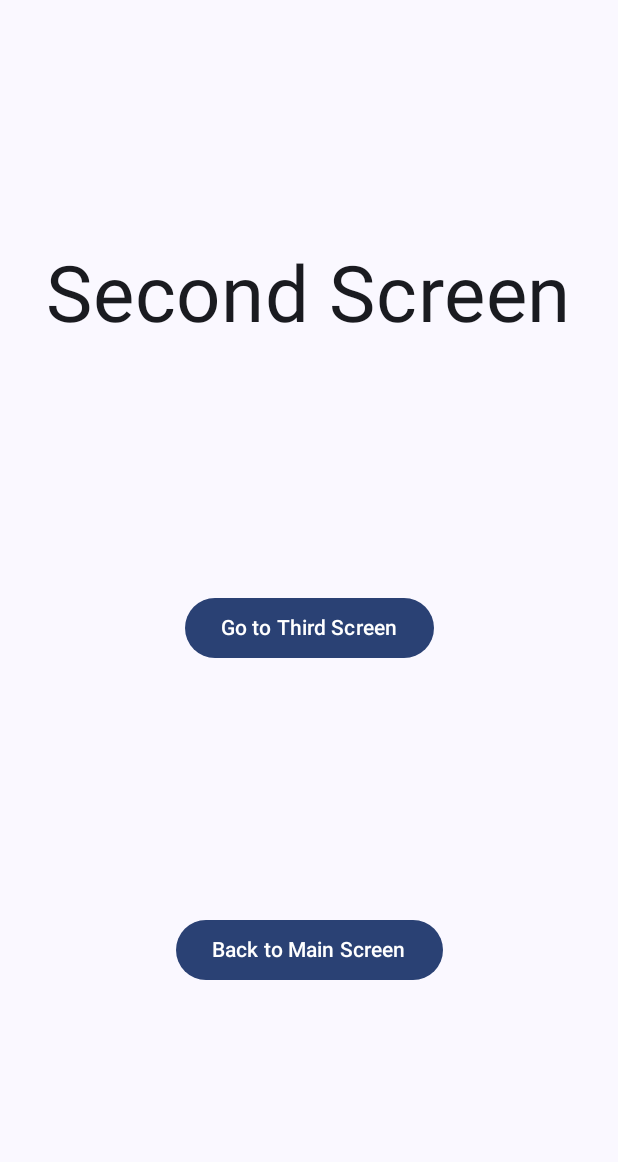
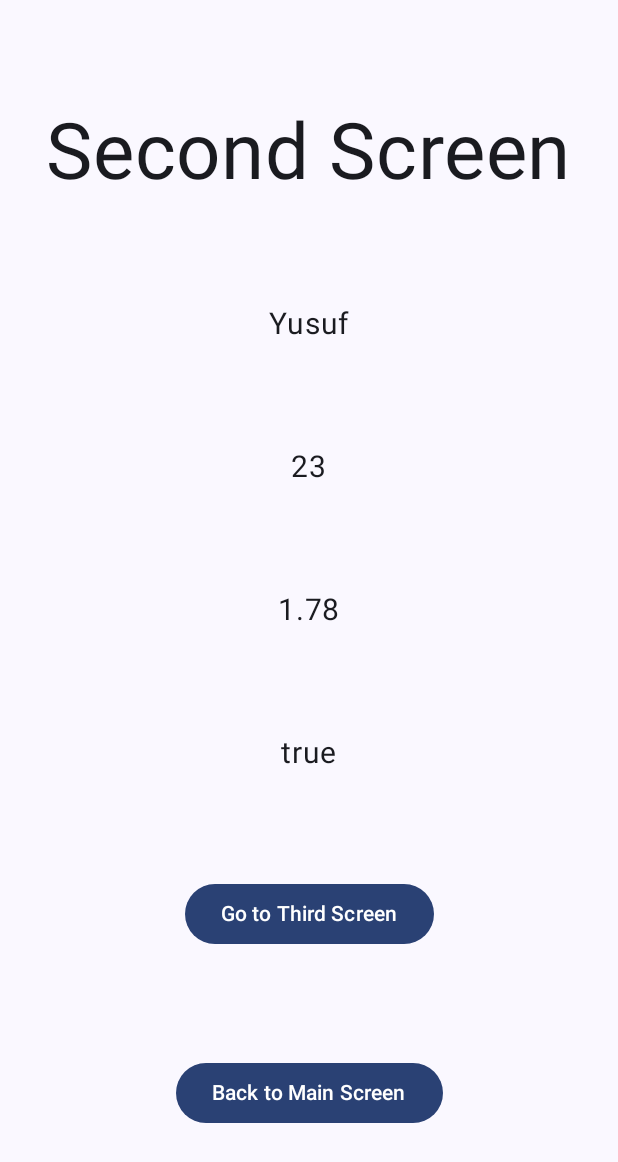
Before and after one commit to mendess12/JetpackComposeDesignWork2, an Android app built with Jetpack Compose: the screen it shows after launch (MainActivity), after a tap on "Go to Second Screen", on a phone screen of 412 x 824 dp. Shown: the top 1162 px of the screen. Run offline under Robolectric (Android 15) with nearby library versions, the phone set to English and light mode, and no system bars.

Commit message:
Add data transfer between screens

```diff
--- a/app/src/main/java/com/yusufmendes/jetpackcomposedesignwork2/MainActivity.kt
+++ b/app/src/main/java/com/yusufmendes/jetpackcomposedesignwork2/MainActivity.kt
@@ -18,9 +18,11 @@ import androidx.compose.ui.Modifier
 import androidx.compose.ui.tooling.preview.Preview
 import androidx.compose.ui.unit.sp
 import androidx.navigation.NavController
+import androidx.navigation.NavType
 import androidx.navigation.compose.NavHost
 import androidx.navigation.compose.composable
 import androidx.navigation.compose.rememberNavController
+import androidx.navigation.navArgument
 import com.yusufmendes.jetpackcomposedesignwork2.ui.theme.JetpackComposeDesignWork2Theme
 
 class MainActivity : ComponentActivity() {
@@ -48,8 +50,20 @@ fun PageTransitions() {
         composable("mainScreen") {
             MainScreen(navController = navController)
         }
-        composable("secondScreen") {
-            SecondScreen(navController = navController)
+        composable(
+            "secondScreen/{name}/{age}/{weight}/{isSingle}",
+            arguments = listOf(
+                navArgument("name") { type = NavType.StringType },
+                navArgument("age") { type = NavType.IntType },
+                navArgument("weight") { type = NavType.FloatType },
+                navArgument("isSingle") { type = NavType.BoolType },
+            )
+        ) {
+            val name = it.arguments?.getString("name")!!
+            val age = it.arguments?.getInt("age")!!
+            val weight = it.arguments?.getFloat("weight")!!
+            val isSingle = it.arguments?.getBoolean("isSingle")!!
+            SecondScreen(navController = navController, name, age, weight, isSingle)
         }
         composable("thirdScreen") {
             ThirdScreen()
@@ -70,7 +84,7 @@ fun MainScreen(navController: NavController) {
         Text(text = "Main Screen", fontSize = 52.sp)
 
         Button(onClick = {
-            navController.navigate("secondScreen")
+            navController.navigate("secondScreen/Yusuf/23/1.78f/true")
         }) {
             Text(text = "Go to Second Screen")
         }
--- a/app/src/main/java/com/yusufmendes/jetpackcomposedesignwork2/SecondScreen.kt
+++ b/app/src/main/java/com/yusufmendes/jetpackcomposedesignwork2/SecondScreen.kt
@@ -12,7 +12,13 @@ import androidx.compose.ui.unit.sp
 import androidx.navigation.NavController
 
 @Composable
-fun SecondScreen(navController: NavController) {
+fun SecondScreen(
+    navController: NavController,
+    getName: String,
+    getAge: Int,
+    getWeight: Float,
+    getIsSingle: Boolean
+) {
 
     Column(
         modifier = Modifier.fillMaxSize(),
@@ -20,6 +26,11 @@ fun SecondScreen(navController: NavController) {
         horizontalAlignment = Alignment.CenterHorizontally
     ) {
         Text(text = "Second Screen", fontSize = 52.sp)
+
+        Text(text = getName, fontSize = 20.sp)
+        Text(text = getAge.toString(), fontSize = 20.sp)
+        Text(text = getWeight.toString(), fontSize = 20.sp)
+        Text(text = getIsSingle.toString(), fontSize = 20.sp)
 
         Button(onClick = {
             navController.navigate("thirdScreen") {
```
